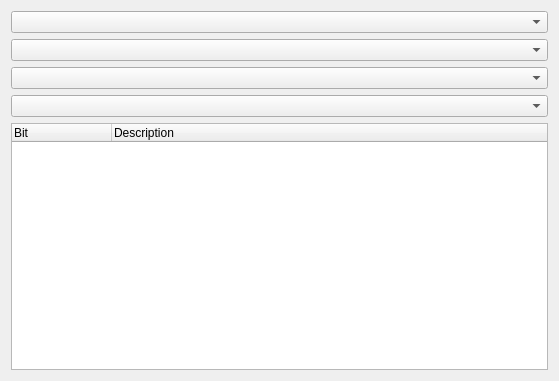
Above: SrcPony/forms/bitfield.ui from lancos/ponyprog before the change. Below: the same form after it.
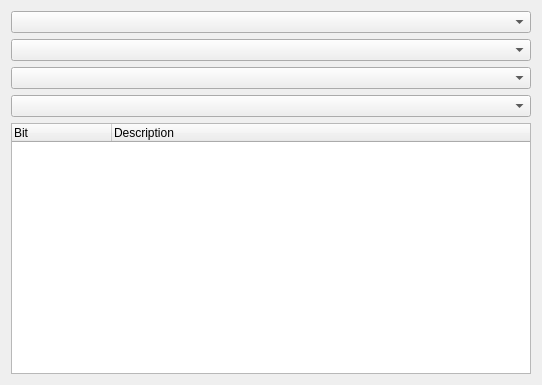
That is the form after the change.

Commit message: fuse dialog: refactoring

Patch:
```diff
--- a/SrcPony/forms/bitfield.ui
+++ b/SrcPony/forms/bitfield.ui
@@ -6,8 +6,8 @@
    <rect>
     <x>0</x>
     <y>0</y>
-    <width>559</width>
-    <height>381</height>
+    <width>542</width>
+    <height>385</height>
    </rect>
   </property>
   <property name="windowTitle">
@@ -28,6 +28,9 @@
    </item>
    <item row="4" column="0">
     <widget class="QTreeWidget" name="treeWidget">
+     <attribute name="headerVisible">
+      <bool>true</bool>
+     </attribute>
      <column>
       <property name="text">
        <string>Bit</string>
```
The commit also changes 7 other files.
